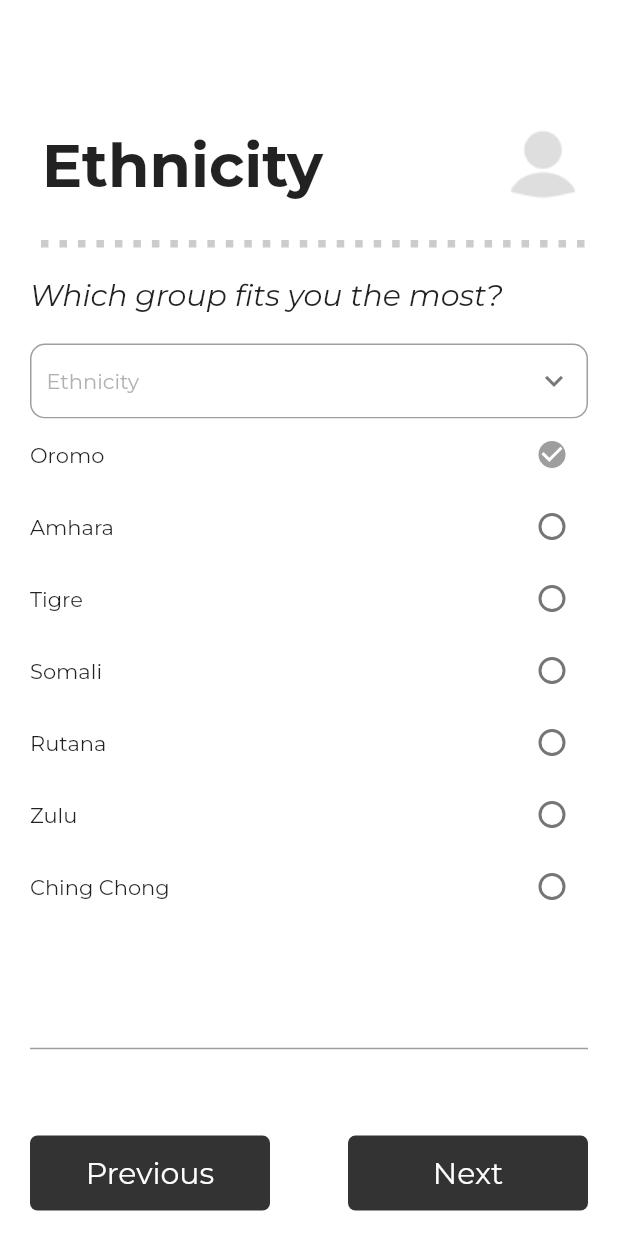
After one commit to abdisaongithub/dating_app, a Flutter app: the SetupEthnicityPage screen opened directly, on a phone screen of 412 x 824 dp. The commit adds this screen. Run offline on Flutter 3.47's test engine with Material 2 defaults, Android fonts, the phone set to English and light mode, and no system bars; our stand-ins replace dio, firebase_auth, firebase_core, firebase_messaging, flutter_bloc, flutter_dotenv and 12 more; missing offline and left inert: universal_html, workmanager; accounts and stored records are empty.

Commit message:
added ethnicity page

```diff
--- /dev/null
+++ b/lib/features/setup/setup_ethnicity_page.dart
@@ -0,0 +1,225 @@
+import 'package:dating_app/constants/image_paths.dart';
+import 'package:flutter/material.dart';
+
+import '../../common/widgets/big_text.dart';
+import 'setup_screen.dart';
+
+class SetupEthnicityPage extends StatefulWidget {
+  static String id = 'SetupEthnicityPage';
+
+  const SetupEthnicityPage({Key? key}) : super(key: key);
+
+  @override
+  _SetupEthnicityPageState createState() => _SetupEthnicityPageState();
+}
+
+class _SetupEthnicityPageState extends State<SetupEthnicityPage> {
+  bool male = true;
+
+  List<List<dynamic>> ethnicity = [
+    ['Oromo', true],
+    ['Amhara', false],
+    ['Tigre', false],
+    ['Somali', false],
+    ['Rutana', false],
+    ['Zulu', false],
+    ['Ching Chong', false],
+  ];
+
+  @override
+  Widget build(BuildContext context) {
+    return Scaffold(
+      body: Container(
+        height: MediaQuery.sizeOf(context).height,
+        width: MediaQuery.sizeOf(context).width,
+        padding: const EdgeInsets.symmetric(horizontal: 20.0),
+        child: Column(
+          mainAxisAlignment: MainAxisAlignment.start,
+          crossAxisAlignment: CrossAxisAlignment.start,
+          children: <Widget>[
+            const SizedBox(height: 80),
+            Row(
+              mainAxisAlignment: MainAxisAlignment.spaceBetween,
+              children: <Widget>[
+                BigText(
+                  text: 'Ethnicity',
+                  orangeBackground: false,
+                  fontSize: 40,
+                  width: MediaQuery.sizeOf(context).width * 0.5,
+                ),
+                Image.asset(
+                  PngPaths.userFill,
+                  height: 60,
+                ),
+              ],
+            ),
+            const SizedBox(height: 20),
+            Row(
+              mainAxisAlignment: MainAxisAlignment.spaceEvenly,
+              children: <Widget>[
+                for (var i = 0; i < 30; i++)
+                  Container(
+                    width: 5,
+                    height: 5,
+                    margin: const EdgeInsets.only(left: 5),
+                    decoration: BoxDecoration(
+                      color: Colors.black.withOpacity(0.2),
+                    ),
+                  ),
+              ],
+            ),
+            const SizedBox(height: 20),
+            const Text(
+              'Which group fits you the most?',
+              style: TextStyle(
+                fontSize: 20,
+                fontStyle: FontStyle.italic,
+              ),
+            ),
+            const SizedBox(height: 20),
+            Container(
+              height: 50,
+              decoration: BoxDecoration(
+                  color: Colors.transparent,
+                  border: Border.all(
+                    color: Colors.grey,
+                  ),
+                  borderRadius: BorderRadius.circular(10)),
+              child: Row(
+                children: [
+                  const SizedBox(
+                    width: 10,
+                  ),
+                  Text(
+                    'Ethnicity',
+                    style: TextStyle(
+                      color: Colors.grey.withOpacity(0.8),
+                    ),
+                  ),
+                  const Expanded(
+                    child: SizedBox(),
+                  ),
+                  const RotatedBox(
+                    quarterTurns: 1,
+                    child: Icon(
+                      Icons.chevron_right,
+                    ),
+                  ),
+                  const SizedBox(
+                    width: 10,
+                  ),
+                ],
+              ),
+            ),
+            Container(
+              height: MediaQuery.sizeOf(context).width,
+              width: MediaQuery.sizeOf(context).width,
+              decoration: const BoxDecoration(
+                color: Colors.white,
+              ),
+              child: SingleChildScrollView(
+                scrollDirection: Axis.vertical,
+                child: Column(
+                  children: <Widget>[
+                    for (var eth in ethnicity)
+                      Row(
+                        // mainAxisAlignment: MainAxisAlignment.spaceBetween,
+                        children: [
+                          Text(eth[0]),
+                          const Expanded(
+                            child: SizedBox(),
+                          ),
+                          Checkbox(
+                            value: eth[1],
+                            onChanged: (bool? change) {
+                              setState(() {
+                                // eth[1] = !eth
+                              });
+                            },
+                            activeColor: Colors.grey,
+                            shape: RoundedRectangleBorder(
+                              borderRadius: BorderRadius.circular(50),
+                            ),
+                          ),
+                        ],
+                      )
+                  ],
+                ),
+              ),
+            ),
+            const Divider(
+              color: Colors.grey,
+              thickness: 1,
+            ),
+            const SizedBox(height: 50),
+            Row(
+              mainAxisAlignment: MainAxisAlignment.spaceBetween,
+              children: [
+                InkWell(
+                  onTap: () {
+                    // Navigator.pushNamed(context, LandingScreen.id);
+                    pageController.previousPage(
+                      duration: const Duration(milliseconds: 300),
+                      curve: Curves.bounceIn,
+                    );
+                  },
+                  child: Container(
+                    width: 160,
+                    height: 50,
+                    padding: const EdgeInsets.symmetric(
+                      horizontal: 12,
+                      vertical: 4,
+                    ),
+                    decoration: BoxDecoration(
+                      color: const Color.fromRGBO(0, 0, 0, 0.8),
+                      borderRadius: BorderRadius.circular(5),
+                    ),
+                    child: const Center(
+                      child: Text(
+                        'Previous',
+                        style: TextStyle(
+                          color: Colors.white,
+                          fontSize: 20,
+                        ),
+                      ),
+                    ),
+                  ),
+                ),
+                InkWell(
+                  onTap: () {
+                    // Navigator.pushNamed(context, LandingScreen.id);
+                    pageController.nextPage(
+                      duration: const Duration(milliseconds: 300),
+                      curve: Curves.bounceIn,
+                    );
+                  },
+                  child: Container(
+                    width: 160,
+                    height: 50,
+                    padding: const EdgeInsets.symmetric(
+                      horizontal: 12,
+                      vertical: 4,
+                    ),
+                    decoration: BoxDecoration(
+                      color: const Color.fromRGBO(0, 0, 0, 0.8),
+                      borderRadius: BorderRadius.circular(5),
+                    ),
+                    child: const Center(
+                      child: Text(
+                        'Next',
+                        style: TextStyle(
+                          color: Colors.white,
+                          fontSize: 20,
+                        ),
+                      ),
+                    ),
+                  ),
+                ),
+              ],
+            ),
+          ],
+        ),
+      ),
+    );
+  }
+}
--- a/lib/features/setup/setup_gender_page.dart
+++ b/lib/features/setup/setup_gender_page.dart
@@ -59,7 +59,7 @@ class _SetupGenderPageState extends State<SetupGenderPage> {
             ),
             const SizedBox(height: 20),
             const Text(
-              'Where do you live?',
+              'Which gender are you?',
               style: TextStyle(
                 fontSize: 20,
                 fontStyle: FontStyle.italic,
--- a/lib/features/setup/setup_screen.dart
+++ b/lib/features/setup/setup_screen.dart
@@ -5,6 +5,8 @@ import 'package:dating_app/features/setup/setup_height_page.dart';
 import 'package:dating_app/features/setup/setup_location_page.dart';
 import 'package:dating_app/features/setup/setup_name_page.dart';
 import 'package:flutter/material.dart';
+
+import 'setup_ethnicity_page.dart';
 
 class SetupScreen extends StatefulWidget {
   static String id = 'OnboardingScreen';
@@ -22,11 +24,12 @@ PageController pageController = PageController(
 
 class _SetupScreenState extends State<SetupScreen> {
   List<Widget> pages = [
-    SetupNamePage(),
-    SetupBirthdayPage(),
-    SetupLocationPage(),
-    SetupGenderPage(),
-    SetupHeightPage(),
+    const SetupNamePage(),
+    const SetupBirthdayPage(),
+    const SetupLocationPage(),
+    const SetupGenderPage(),
+    const SetupHeightPage(),
+    const SetupEthnicityPage(),
   ];
 
   @override
```
Also changed, not shown: 1 other file.
